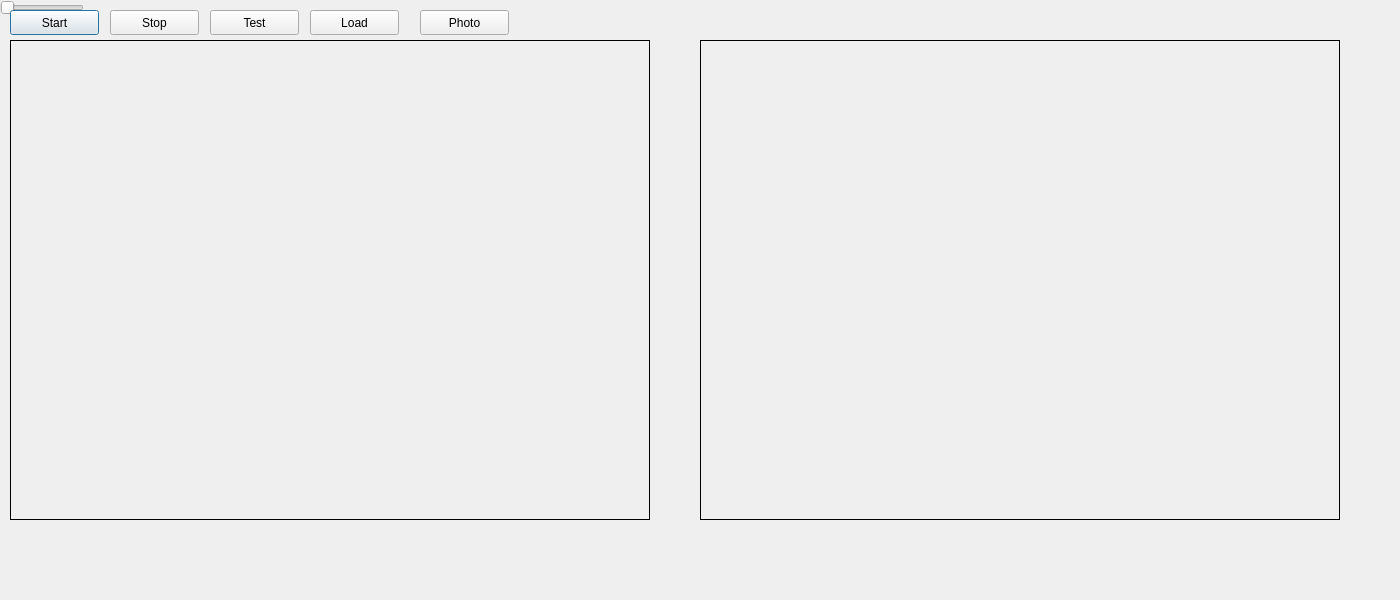
Qt form OpenCV2.ui (markctm/Vision_Inspection) before a commit.
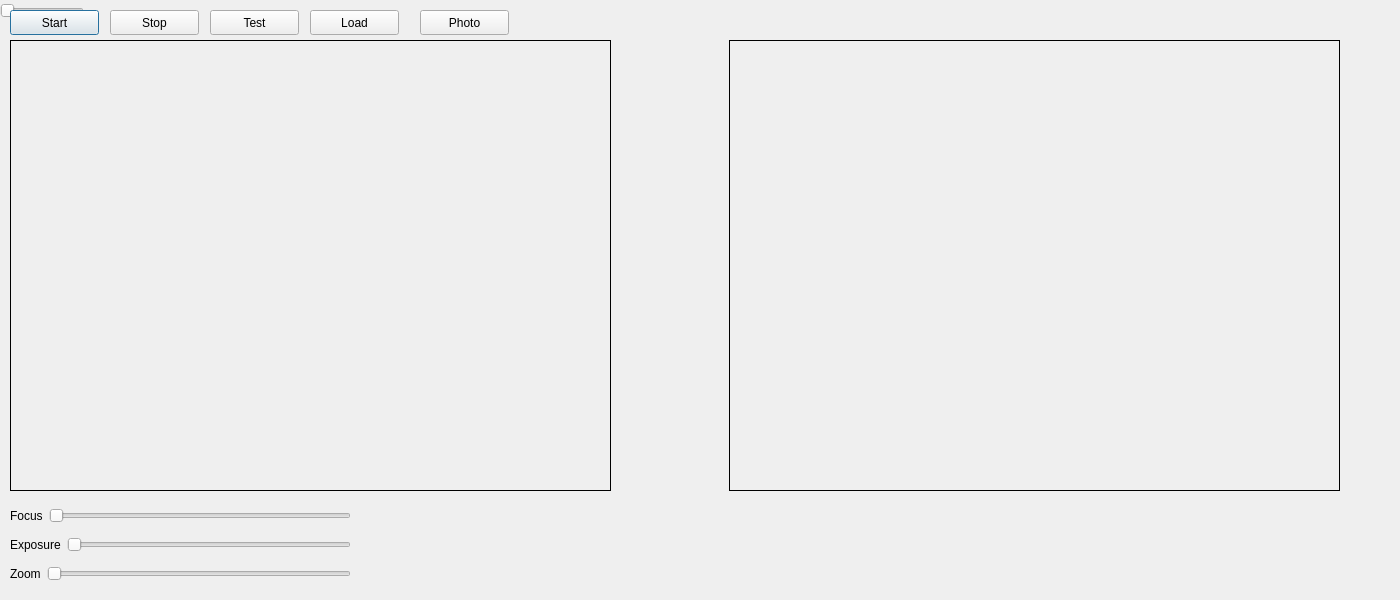
The same form after that commit.

Diff of the .ui file:
```diff
--- a/OpenCV2.ui
+++ b/OpenCV2.ui
@@ -46,8 +46,8 @@
     <rect>
      <x>10</x>
      <y>40</y>
-     <width>640</width>
-     <height>480</height>
+     <width>601</width>
+     <height>451</height>
     </rect>
    </property>
    <property name="frameShape">
@@ -60,10 +60,10 @@
   <widget class="QLabel" name="image_label2">
    <property name="geometry">
     <rect>
-     <x>700</x>
+     <x>729</x>
      <y>40</y>
-     <width>640</width>
-     <height>480</height>
+     <width>611</width>
+     <height>451</height>
     </rect>
    </property>
    <property name="frameShape">
@@ -115,14 +115,98 @@
   </widget>
   
   <widget class="QSlider" name="s_max">
-    <property name="maximum">
-      <number>255</number>
-    </property>
-    <property name="orientation">
-      <enum>Qt::Horizontal</enum>
-    </property>
+   <property name="geometry">
+    <rect>
+     <x>0</x>
+     <y>0</y>
+     <width>84</width>
+     <height>22</height>
+    </rect>
+   </property>
+   <property name="maximum">
+    <number>255</number>
+   </property>
+   <property name="orientation">
+    <enum>Qt::Horizontal</enum>
+   </property>
   </widget>
- 
+  <widget class="QWidget" name="layoutWidget">
+   <property name="geometry">
+    <rect>
+     <x>10</x>
+     <y>500</y>
+     <width>341</width>
+     <height>91</height>
+    </rect>
+   </property>
+   <layout class="QVBoxLayout" name="verticalLayout">
+    <item>
+     <layout class="QHBoxLayout" name="horizontalLayout">
+      <item>
+       <widget class="QLabel" name="label">
+        <property name="text">
+         <string>Focus</string>
+        </property>
+       </widget>
+      </item>
+      <item>
+       <widget class="QSlider" name="h_min">
+        <property name="maximum">
+         <number>179</number>
+        </property>
+        <property name="orientation">
+         <enum>Qt::Horizontal</enum>
+        </property>
+       </widget>
+      </item>
+     </layout>
+    </item>
+    <item>
+     <layout class="QHBoxLayout" name="horizontalLayout_2">
+      <item>
+       <widget class="QLabel" name="label_2">
+        <property name="text">
+         <string>Exposure</string>
+        </property>
+       </widget>
+      </item>
+      <item>
+       <widget class="QSlider" name="s_min">
+        <property name="maximum">
+         <number>255</number>
+        </property>
+        <property name="orientation">
+         <enum>Qt::Horizontal</enum>
+        </property>
+       </widget>
+      </item>
+     </layout>
+    </item>
+    <item>
+     <layout class="QHBoxLayout" name="horizontalLayout_3">
+      <item>
+       <widget class="QLabel" name="label_3">
+        <property name="text">
+         <string>Zoom</string>
+        </property>
+       </widget>
+      </item>
+      <item>
+       <widget class="QSlider" name="v_min">
+        <property name="maximum">
+         <number>255</number>
+        </property>
+        <property name="orientation">
+         <enum>Qt::Horizontal</enum>
+        </property>
+       </widget>
+      </item>
+     </layout>
+    </item>
+   </layout>
+  </widget>
+  <zorder>take_pic</zorder>
+  <zorder>s_max</zorder>
   <zorder>start_button</zorder>
   <zorder>stop_button</zorder>
   <zorder>test_button</zorder>
```
Left out of the diff: 12 changed lines with no effect on the pictures.
